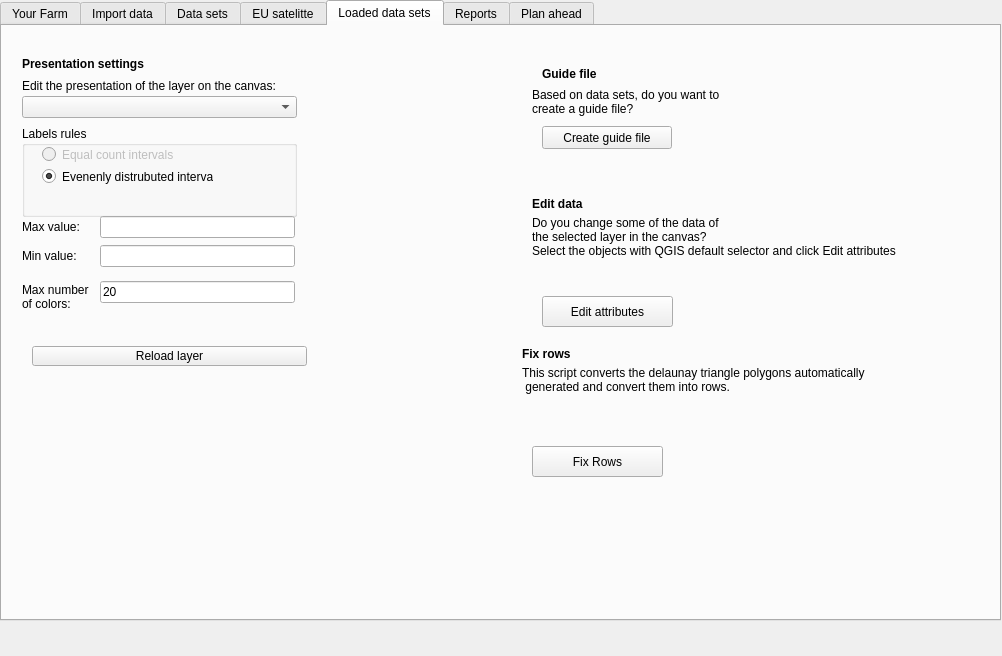
axelande/geodatafarm3, file GeoDataFarm_dockwidget_base.ui: the form before one commit.
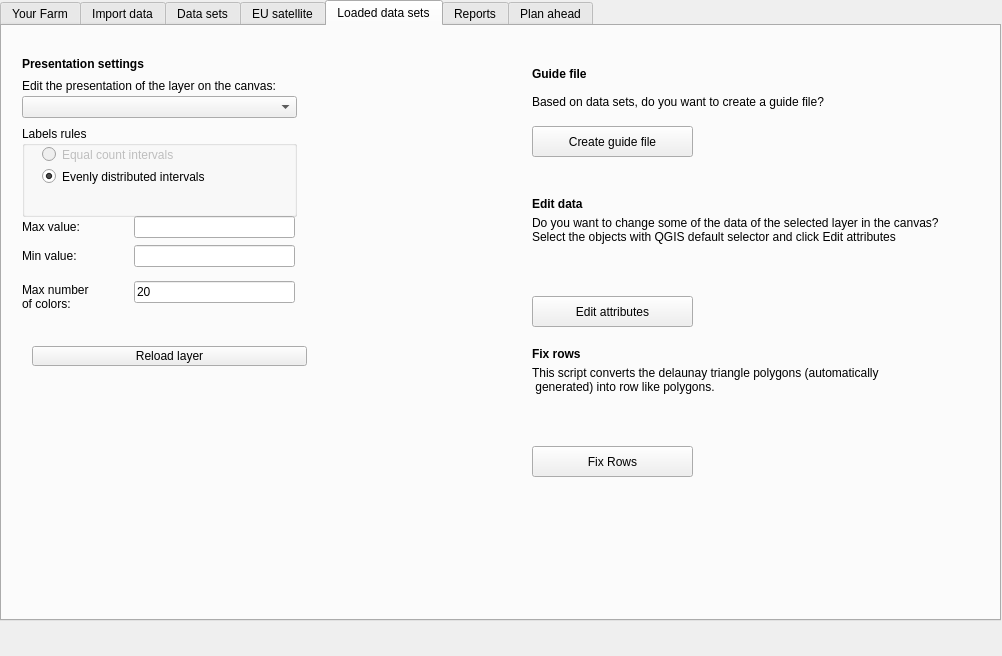
The form after the commit. The open tabs and pages were chosen to show the change. Custom widgets are drawn as their Qt base class.

```diff
--- a/GeoDataFarm_dockwidget_base.ui
+++ b/GeoDataFarm_dockwidget_base.ui
@@ -3133,7 +3133,7 @@
     </widget>
     <widget class="QWidget" name="tab_16">
      <attribute name="title">
-      <string>EU satelitte</string>
+      <string>EU satellite</string>
      </attribute>
      <widget class="QLabel" name="label_22">
       <property name="geometry">
@@ -3543,7 +3543,7 @@
         <rect>
          <x>20</x>
          <y>20</y>
-         <width>141</width>
+         <width>211</width>
          <height>17</height>
         </rect>
        </property>
@@ -3562,12 +3562,12 @@
         <rect>
          <x>20</x>
          <y>40</y>
-         <width>171</width>
+         <width>211</width>
          <height>21</height>
         </rect>
        </property>
        <property name="text">
-        <string>Evenenly distrubuted intervals</string>
+        <string>Evenly distributed intervals</string>
        </property>
        <property name="checkable">
         <bool>true</bool>
@@ -3582,7 +3582,7 @@
        <rect>
         <x>20</x>
         <y>255</y>
-        <width>71</width>
+        <width>111</width>
         <height>32</height>
        </rect>
       </property>
@@ -3594,9 +3594,9 @@
      <widget class="QLineEdit" name="LEMinColor">
       <property name="geometry">
        <rect>
-        <x>98</x>
+        <x>132</x>
         <y>219</y>
-        <width>195</width>
+        <width>161</width>
         <height>22</height>
        </rect>
       </property>
@@ -3604,9 +3604,9 @@
      <widget class="QLineEdit" name="LEMaxColor">
       <property name="geometry">
        <rect>
-        <x>98</x>
+        <x>132</x>
         <y>190</y>
-        <width>195</width>
+        <width>161</width>
         <height>22</height>
        </rect>
       </property>
@@ -3616,7 +3616,7 @@
        <rect>
         <x>20</x>
         <y>219</y>
-        <width>59</width>
+        <width>101</width>
         <height>22</height>
        </rect>
       </property>
@@ -3672,9 +3672,9 @@
      <widget class="QLineEdit" name="LEMaxNbrColor">
       <property name="geometry">
        <rect>
-        <x>98</x>
+        <x>132</x>
         <y>255</y>
-        <width>195</width>
+        <width>161</width>
         <height>22</height>
        </rect>
       </property>
@@ -3687,7 +3687,7 @@
        <rect>
         <x>20</x>
         <y>190</y>
-        <width>62</width>
+        <width>101</width>
         <height>22</height>
        </rect>
       </property>
@@ -3724,27 +3724,28 @@
        </rect>
       </property>
       <property name="text">
-       <string>Do you change some of the data of
-the selected layer in the canvas?
-Select the objects with QGIS default selector and click Edit attributes</string>
+       <string>Do you want to change some of the data of the selected layer in the canvas? Select the objects with QGIS default selector and click Edit attributes</string>
       </property>
       <property name="alignment">
        <set>Qt::AlignLeading|Qt::AlignLeft|Qt::AlignTop</set>
       </property>
+      <property name="wordWrap">
+       <bool>true</bool>
+      </property>
      </widget>
      <widget class="QPushButton" name="PBCreateGuide">
       <property name="geometry">
        <rect>
-        <x>540</x>
+        <x>530</x>
         <y>100</y>
-        <width>130</width>
-        <height>23</height>
+        <width>161</width>
+        <height>31</height>
        </rect>
       </property>
       <property name="maximumSize">
        <size>
         <width>16777215</width>
-        <height>23</height>
+        <height>31</height>
        </size>
       </property>
       <property name="locale">
@@ -3759,21 +3760,23 @@
        <rect>
         <x>530</x>
         <y>60</y>
-        <width>261</width>
+        <width>401</width>
         <height>31</height>
        </rect>
       </property>
       <property name="text">
-       <string>Based on data sets, do you want to
-create a guide file?</string>
+       <string>Based on data sets, do you want to create a guide file?</string>
+      </property>
+      <property name="wordWrap">
+       <bool>true</bool>
       </property>
      </widget>
      <widget class="QPushButton" name="PBMultiEdit">
       <property name="geometry">
        <rect>
-        <x>540</x>
+        <x>530</x>
         <y>270</y>
-        <width>131</width>
+        <width>161</width>
         <height>31</height>
        </rect>
       </property>
@@ -3787,7 +3790,7 @@
      <widget class="QLabel" name="label_19">
       <property name="geometry">
        <rect>
-        <x>540</x>
+        <x>530</x>
         <y>40</y>
         <width>201</width>
         <height>16</height>
@@ -3825,7 +3828,7 @@
      <widget class="QLabel" name="label_40">
       <property name="geometry">
        <rect>
-        <x>520</x>
+        <x>530</x>
         <y>320</y>
         <width>201</width>
         <height>16</height>
@@ -3844,26 +3847,29 @@
      <widget class="QLabel" name="label_41">
       <property name="geometry">
        <rect>
-        <x>520</x>
+        <x>530</x>
         <y>340</y>
         <width>411</width>
         <height>61</height>
        </rect>
       </property>
       <property name="text">
-       <string>This script converts the delaunay triangle polygons automatically 
- generated and convert them into rows.</string>
+       <string>This script converts the delaunay triangle polygons (automatically 
+ generated) into row like polygons.</string>
       </property>
       <property name="alignment">
        <set>Qt::AlignLeading|Qt::AlignLeft|Qt::AlignTop</set>
       </property>
+      <property name="wordWrap">
+       <bool>true</bool>
+      </property>
      </widget>
      <widget class="QPushButton" name="PBFixRows">
       <property name="geometry">
        <rect>
         <x>530</x>
         <y>420</y>
-        <width>131</width>
+        <width>161</width>
         <height>31</height>
        </rect>
       </property>
```
Left out of the diff: 96 changed lines with no effect on the pictures.
